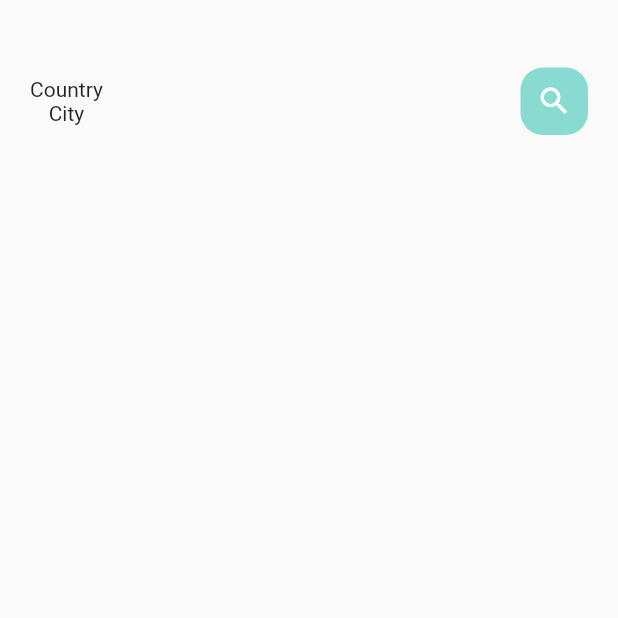
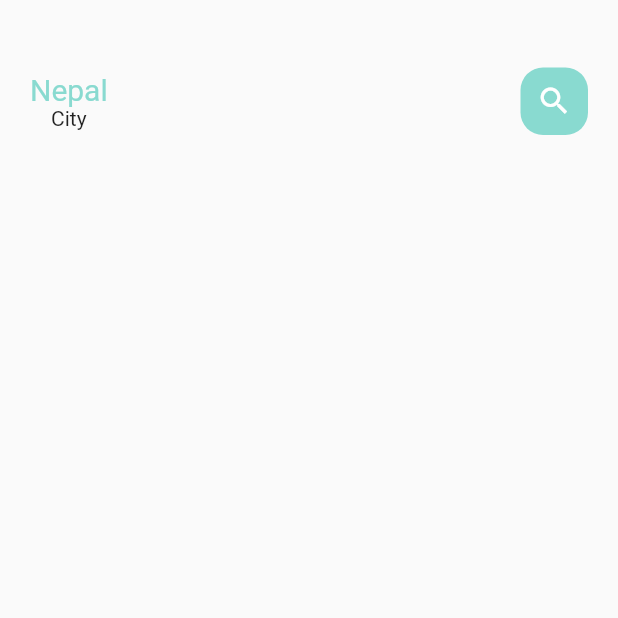
Before and after one commit to MioruNeko01/Flutter_ecommerce, a Flutter app: the screen it shows after launch, on a phone screen of 412 x 824 dp, the top half of it. Run offline on Flutter 3.47's test engine with Material 2 defaults, Android fonts, the phone set to English and light mode, and no system bars.

Commit message:
some changes

```diff
--- a/lib/home/main_food_page.dart
+++ b/lib/home/main_food_page.dart
@@ -1,4 +1,5 @@
 import 'package:flutter/material.dart';
+import 'package:flutter_ecommerce/utils/big_text.dart';
 import 'package:flutter_ecommerce/utils/colors.dart';
 
 class MainFoodPage extends StatefulWidget {
@@ -23,7 +24,10 @@ class _MainFoodPageState extends State<MainFoodPage> {
                 children: [
                   Column(
                     children: [
-                      Text("Country"),
+                      BigText(
+                        text: "Nepal",
+                        color: AppColors.mainColor,
+                      ),
                       Text("City"),
                     ],
                   ),
--- a/lib/utils/big_text.dart
+++ b/lib/utils/big_text.dart
@@ -1,13 +1,13 @@
 import 'package:flutter/material.dart';
 
 class BigText extends StatelessWidget {
-  final Color? color;
+  Color? color;
   final String text;
   double size;
   TextOverflow overFlow;
   BigText(
       {Key? key,
-      this.color,
+      this.color = const Color(0xFF332d2b),
       required this.text,
       this.size = 20,
       this.overFlow = TextOverflow.ellipsis})
```
